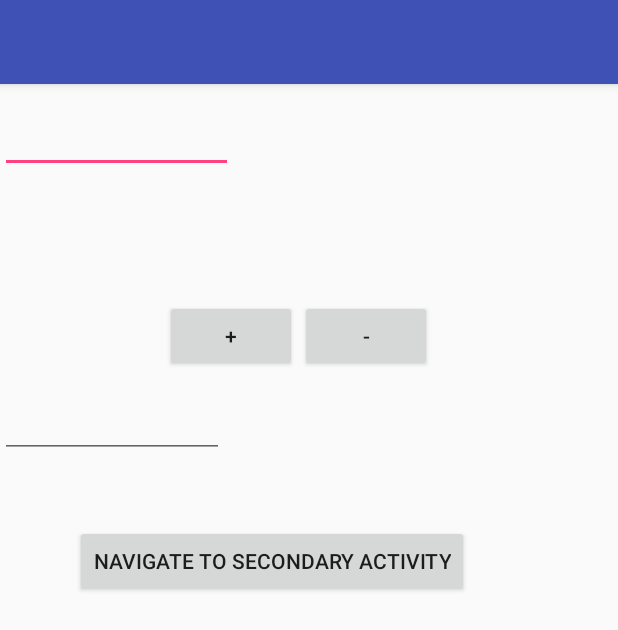
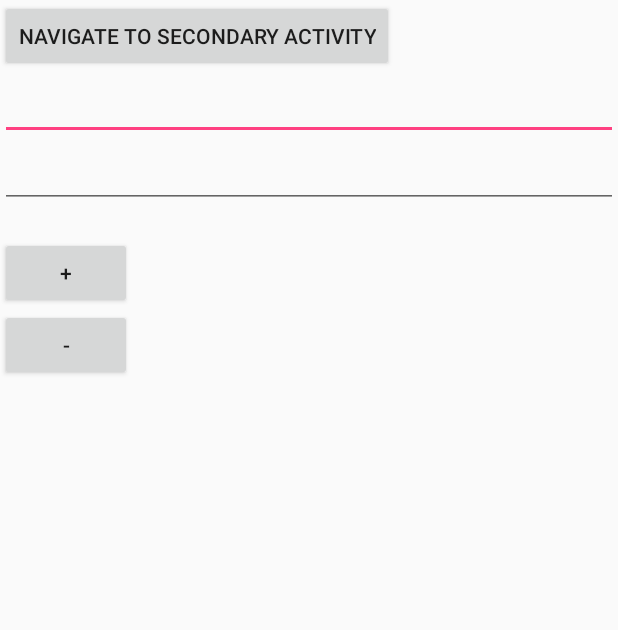
Before and after one commit to roxanamoisa/PracticalTest01Var02, an Android app: the layout activity_practical_test01_var02_main.xml on its own in the app's theme, with its tools: preview values and no code run, on a phone screen of 412 x 824 dp. Shown: the top 630 px of the screen. Run offline under Robolectric (Android 15) with nearby library versions, the phone set to English and light mode, and no system bars.

Commit message:
almost A.2

```diff
--- a/app/src/main/res/layout/activity_practical_test01_var02_main.xml
+++ b/app/src/main/res/layout/activity_practical_test01_var02_main.xml
@@ -1,98 +1,49 @@
 <?xml version="1.0" encoding="utf-8"?>
-<android.support.design.widget.CoordinatorLayout xmlns:android="http://schemas.android.com/apk/res/android"
+<LinearLayout xmlns:android="http://schemas.android.com/apk/res/android"
     xmlns:app="http://schemas.android.com/apk/res-auto"
     xmlns:tools="http://schemas.android.com/tools"
     android:layout_width="match_parent"
     android:layout_height="match_parent"
+    android:orientation="vertical"
     tools:context="practicaltest01var02.eim.systems.cs.pub.ro.practicaltest01var02.PracticalTest01Var02MainActivity">
 
     <Button
         android:id="@+id/navigate_to_secondary_activity_button"
         android:layout_width="wrap_content"
-        android:layout_marginTop="350dp"
-        android:layout_marginLeft="50dp"
         android:layout_height="wrap_content"
-        android:layout_alignParentTop="true"
-        android:layout_alignParentRight="true"
         android:text="navigate to secondary activity" />
 
     <EditText
         android:id="@+id/left_edit_text"
-        android:layout_width="155dp"
-        android:layout_marginTop="70dp"
+        android:layout_width="match_parent"
         android:layout_height="wrap_content"
-        android:layout_alignParentLeft="true"
-        android:layout_below="@id/navigate_to_secondary_activity_button"
-        android:ems="7"
-        android:gravity="center"
         android:inputType="number"
         android:saveEnabled="false" />
 
     <EditText
         android:id="@+id/right_edit_text"
-        android:layout_width="wrap_content"
-        android:layout_marginTop="260dp"
+        android:layout_width="match_parent"
         android:layout_height="wrap_content"
         android:saveEnabled="false"
-
-        android:inputType="number"
-        android:ems="7"
-        android:layout_alignParentRight="true"
-        android:layout_below="@id/navigate_to_secondary_activity_button"
-        android:gravity="center" />
+        android:inputType="number"/>
 
     <TextView
         android:id="@+id/left_nonedit_text"
-        android:layout_width="155dp"
-        android:layout_marginTop="300dp"
+        android:layout_width="match_parent"
         android:layout_height="wrap_content"
-        android:layout_alignParentLeft="true"
-        android:layout_below="@id/navigate_to_secondary_activity_button"
-        android:ems="7"
-        android:enabled="false"
-        android:gravity="center"
-        android:inputType="number"
-        android:saveEnabled="false"
-        android:clickable="false"
-        android:cursorVisible="false"
-        android:focusable="false"
-        android:focusableInTouchMode="false"/>
+        android:saveEnabled="false" />
 
     <Button
         android:id="@+id/left_button"
         android:layout_width="wrap_content"
-        android:layout_marginTop="200dp"
-        android:layout_marginLeft="110dp"
         android:layout_height="wrap_content"
-        android:layout_alignLeft="@id/left_edit_text"
-        android:layout_below="@id/left_edit_text"
-        android:layout_alignRight="@id/left_edit_text"
         android:text="+" />
 
     <Button
         android:id="@+id/right_button"
         android:layout_width="wrap_content"
-        android:layout_marginTop="200dp"
-        android:layout_marginLeft="200dp"
         android:layout_height="wrap_content"
-        android:layout_alignLeft="@id/right_edit_text"
-        android:layout_alignRight="@id/right_edit_text"
-        android:layout_below="@id/right_edit_text"
         android:text="-" />
 
-    <android.support.design.widget.AppBarLayout
-        android:layout_width="match_parent"
-        android:layout_height="wrap_content"
-        android:theme="@style/AppTheme.AppBarOverlay">
 
-        <android.support.v7.widget.Toolbar
-            android:id="@+id/toolbar"
-            android:layout_width="match_parent"
-            android:layout_height="?attr/actionBarSize"
-            android:background="?attr/colorPrimary"
-            app:popupTheme="@style/AppTheme.PopupOverlay" />
-
-    </android.support.design.widget.AppBarLayout>
-
-
-</android.support.design.widget.CoordinatorLayout>
+</LinearLayout>
```
Also changed, not shown: app/src/main/java/practicaltest01var02/eim/systems/cs/pub/ro/practicaltest01var02/PracticalTest01Var02MainActivity.java (+30 -31 lines).
